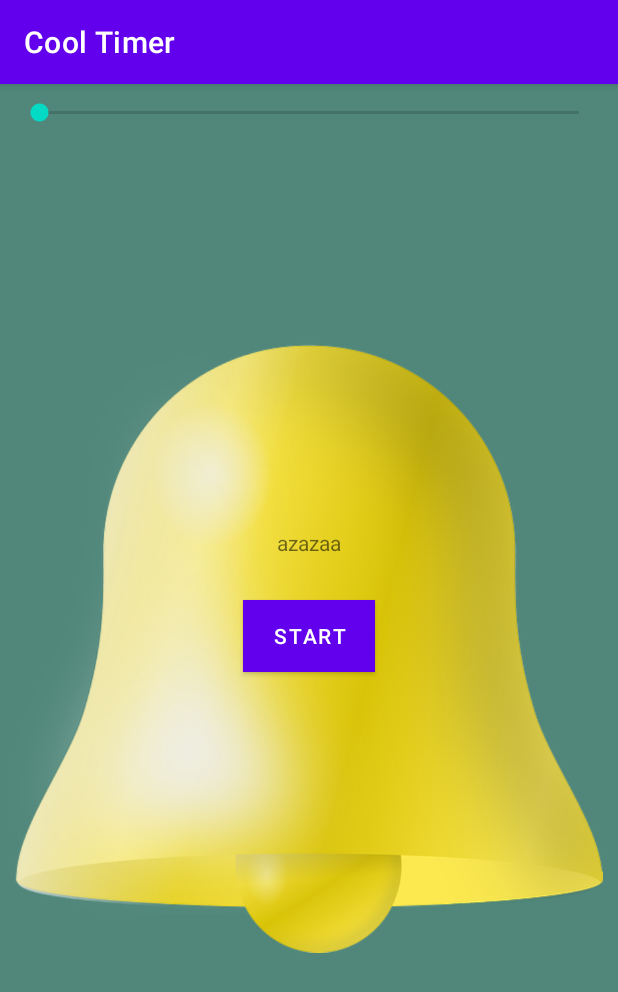
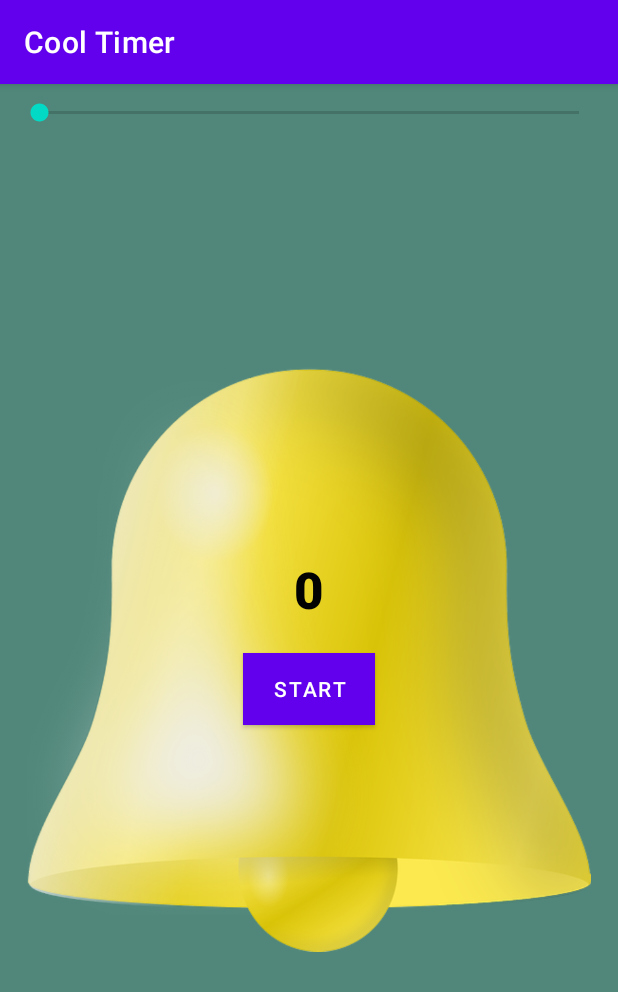
Before and after one commit to riggs84/CoolTimer, an Android app: the screen it shows after launch (MainActivity), on a phone screen of 412 x 824 dp. Shown: the top 992 px of the screen. Run offline under Robolectric (Android 15) with nearby library versions, the phone set to English and light mode, and no system bars.

Commit message:
feat(*): add countdown timer

```diff
--- a/app/src/main/java/com/example/cooltimer/MainActivity.java
+++ b/app/src/main/java/com/example/cooltimer/MainActivity.java
@@ -2,13 +2,75 @@ package com.example.cooltimer;
 
 import androidx.appcompat.app.AppCompatActivity;
 
+import android.media.MediaPlayer;
 import android.os.Bundle;
+import android.os.CountDownTimer;
+import android.widget.Button;
+import android.widget.SeekBar;
+import android.widget.TextView;
 
 public class MainActivity extends AppCompatActivity {
+
+    private SeekBar seekBar;
+    private TextView timer;
+    private Button button;
+    private boolean isStarted;
+    private CountDownTimer countDownTimer;
 
     @Override
     protected void onCreate(Bundle savedInstanceState) {
         super.onCreate(savedInstanceState);
         setContentView(R.layout.activity_main);
+
+        seekBar = findViewById(R.id.seekBar);
+        timer = findViewById(R.id.timer);
+        button = findViewById(R.id.start_stop);
+
+        seekBar.setMax(900);
+        seekBar.setOnSeekBarChangeListener(new SeekBar.OnSeekBarChangeListener() {
+            @Override
+            public void onProgressChanged(SeekBar seekBar, int i, boolean b) {
+                timer.setText(String.valueOf(i));
+                start(seekBar);
+            }
+
+            @Override
+            public void onStartTrackingTouch(SeekBar seekBar) {
+
+            }
+
+            @Override
+            public void onStopTrackingTouch(SeekBar seekBar) {
+
+            }
+        });
+
+        button.setOnClickListener(view -> {
+            isStarted = !isStarted;
+            if (isStarted) {
+                countDownTimer.start();
+                seekBar.setEnabled(false);
+                button.setText("Stop");
+            } else {
+                countDownTimer.cancel();
+                seekBar.setEnabled(true);
+                button.setText("Start");
+            }
+        });
+    }
+
+    public void start(SeekBar view) {
+        countDownTimer = new CountDownTimer(view.getProgress() * 1000L, 1000) {
+            @Override
+            public void onTick(long l) {
+                int secondsRemains =  (int) l/1000;
+                timer.setText(String.valueOf(secondsRemains));
+            }
+
+            @Override
+            public void onFinish() {
+                MediaPlayer.create(getApplicationContext(), R.raw.bell_sound).start();
+            }
+        };
     }
 }
--- a/app/src/main/res/layout/activity_main.xml
+++ b/app/src/main/res/layout/activity_main.xml
@@ -21,18 +21,30 @@
 
         <ImageView
             android:id="@+id/bell"
-            android:layout_width="wrap_content"
+            android:layout_width="0dp"
             android:layout_height="wrap_content"
+            android:layout_marginLeft="8dp"
+            android:layout_marginTop="8dp"
+            android:layout_marginRight="8dp"
+            android:layout_marginBottom="8dp"
+            android:scaleType="fitCenter"
             android:src="@drawable/bell"
-             android:scaleType="fitCenter"
+            app:layout_constraintBottom_toTopOf="@+id/start_stop"
+            app:layout_constraintHorizontal_bias="0.0"
             app:layout_constraintLeft_toLeftOf="parent"
-            app:layout_constraintRight_toRightOf="parent" />
+            app:layout_constraintRight_toRightOf="parent"
+            app:layout_constraintTop_toTopOf="parent"
+            app:layout_constraintVertical_bias="0.0" />
 
         <TextView
             android:id="@+id/timer"
             android:layout_width="wrap_content"
             android:layout_height="wrap_content"
-            android:text="azazaa"
+            android:fontFamily="sans-serif-black"
+            android:text="0"
+            android:textColor="#020202"
+            android:textSize="34sp"
+            android:textStyle="bold"
             app:layout_constraintBottom_toBottomOf="parent"
             app:layout_constraintLeft_toLeftOf="parent"
             app:layout_constraintRight_toRightOf="parent"
@@ -40,6 +52,7 @@
             app:layout_constraintVertical_bias="0.400" />
 
         <Button
+            android:id="@+id/start_stop"
             android:layout_width="wrap_content"
             android:layout_height="wrap_content"
             android:background="#436C57"
```
Also changed, not shown: 1 other file.
